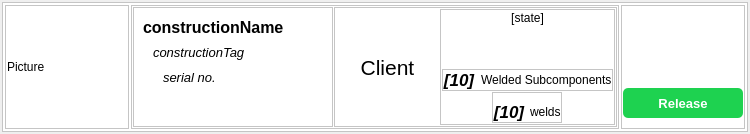
krzysiek-droid/Deki-Desktop-App, file DekiApp_pyqt5/Screens/MainConstructionListItem_UI.ui: the form before one commit.
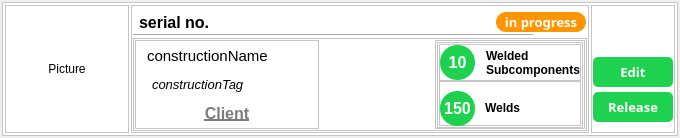
The form after the commit. Icons and pictures are not drawn.

What changed in the file:
```diff
--- a/DekiApp_pyqt5/Screens/MainConstructionListItem_UI.ui
+++ b/DekiApp_pyqt5/Screens/MainConstructionListItem_UI.ui
@@ -6,16 +6,22 @@
    <rect>
     <x>0</x>
     <y>0</y>
-    <width>750</width>
-    <height>134</height>
+    <width>680</width>
+    <height>138</height>
    </rect>
   </property>
   <property name="sizePolicy">
-   <sizepolicy hsizetype="MinimumExpanding" vsizetype="Preferred">
+   <sizepolicy hsizetype="Minimum" vsizetype="Minimum">
     <horstretch>0</horstretch>
     <verstretch>0</verstretch>
    </sizepolicy>
   </property>
+  <property name="minimumSize">
+   <size>
+    <width>680</width>
+    <height>135</height>
+   </size>
+  </property>
   <property name="windowTitle">
    <string>Form</string>
   </property>
@@ -113,9 +119,160 @@
            <property name="text">
             <string>Picture</string>
            </property>
+           <property name="alignment">
+            <set>Qt::AlignCenter</set>
+           </property>
           </widget>
          </item>
         </layout>
+       </widget>
+      </item>
+      <item>
+       <widget class="QFrame" name="frame_10">
+        <property name="minimumSize">
+         <size>
+          <width>300</width>
+          <height>0</height>
+         </size>
+        </property>
+        <property name="frameShape">
+         <enum>QFrame::StyledPanel</enum>
+        </property>
+        <property name="frameShadow">
+         <enum>QFrame::Raised</enum>
+        </property>
+        <layout class="QVBoxLayout" name="verticalLayout_5">
+         <property name="spacing">
+          <number>1</number>
+         </property>
+         <property name="leftMargin">
+          <number>1</number>
+         </property>
+         <property name="topMargin">
+          <number>1</number>
+         </property>
+         <property name="rightMargin">
+          <number>1</number>
+         </property>
+         <property name="bottomMargin">
+          <number>1</number>
+         </property>
+         <item>
+          <widget class="QFrame" name="frame_11">
+           <property name="frameShape">
+            <enum>QFrame::NoFrame</enum>
+           </property>
+           <property name="frameShadow">
+            <enum>QFrame::Plain</enum>
+           </property>
+           <property name="lineWidth">
+            <number>1</number>
+           </property>
+           <property name="midLineWidth">
+            <number>0</number>
+           </property>
+           <layout class="QHBoxLayout" name="horizontalLayout_7">
+            <property name="leftMargin">
+             <number>1</number>
+            </property>
+            <property name="topMargin">
+             <number>5</number>
+            </property>
+            <property name="rightMargin">
+             <number>1</number>
+            </property>
+            <property name="bottomMargin">
+             <number>1</number>
+            </property>
+            <item>
+             <widget class="QLabel" name="seriesSize">
+              <property name="minimumSize">
+               <size>
+                <width>180</width>
+                <height>20</height>
+               </size>
+              </property>
+              <property name="font">
+               <font>
+                <family>MS Shell Dlg 2</family>
+                <pointsize>12</pointsize>
+                <weight>75</weight>
+                <italic>false</italic>
+                <bold>true</bold>
+               </font>
+              </property>
+              <property name="styleSheet">
+               <string notr="true">font: 75 bold 12pt &quot;MS Shell Dlg 2&quot;;</string>
+              </property>
+              <property name="text">
+               <string>serial no.</string>
+              </property>
+              <property name="indent">
+               <number>5</number>
+              </property>
+             </widget>
+            </item>
+            <item alignment="Qt::AlignRight">
+             <widget class="QLabel" name="stateLbl">
+              <property name="sizePolicy">
+               <sizepolicy hsizetype="Minimum" vsizetype="Preferred">
+                <horstretch>0</horstretch>
+                <verstretch>0</verstretch>
+               </sizepolicy>
+              </property>
+              <property name="minimumSize">
+               <size>
+                <width>90</width>
+                <height>0</height>
+               </size>
+              </property>
+              <property name="font">
+               <font>
+                <family>Microsoft YaHei</family>
+                <pointsize>10</pointsize>
+                <weight>75</weight>
+                <bold>true</bold>
+               </font>
+              </property>
+              <property name="styleSheet">
+               <string notr="true">border-radius: 10px;
+background-color: rgb(255, 150, 0);
+color: rgb(255, 255, 255);</string>
+              </property>
+              <property name="text">
+               <string>in progress</string>
+              </property>
+              <property name="alignment">
+               <set>Qt::AlignCenter</set>
+              </property>
+              <property name="indent">
+               <number>0</number>
+              </property>
+             </widget>
+            </item>
+           </layout>
+          </widget>
+         </item>
+         <item>
+          <widget class="Line" name="nameLine">
+           <property name="maximumSize">
+            <size>
+             <width>400</width>
+             <height>16777215</height>
+            </size>
+           </property>
+           <property name="styleSheet">
+            <string notr="true">color: rgb(30, 210, 80);</string>
+           </property>
+           <property name="frameShadow">
+            <enum>QFrame::Sunken</enum>
+           </property>
+           <property name="lineWidth">
+            <number>1</number>
+           </property>
+           <property name="orientation">
+            <enum>Qt::Horizontal</enum>
+           </property>
        </widget>
       </item>
       <item>
@@ -158,12 +315,24 @@
            </property>
            <layout class="QVBoxLayout" name="verticalLayout_2">
             <property name="spacing">
-             <number>5</number>
+                <number>1</number>
+               </property>
+               <property name="leftMargin">
+                <number>1</number>
+               </property>
+               <property name="topMargin">
+                <number>1</number>
+               </property>
+               <property name="rightMargin">
+                <number>1</number>
+               </property>
+               <property name="bottomMargin">
+                <number>1</number>
             </property>
             <item>
              <widget class="QLabel" name="constructionName">
               <property name="sizePolicy">
-               <sizepolicy hsizetype="Preferred" vsizetype="Preferred">
+                  <sizepolicy hsizetype="Expanding" vsizetype="Preferred">
                 <horstretch>0</horstretch>
                 <verstretch>0</verstretch>
                </sizepolicy>
@@ -176,14 +345,17 @@
               </property>
               <property name="font">
                <font>
-                <pointsize>12</pointsize>
-                <weight>75</weight>
-                <bold>true</bold>
+                   <pointsize>11</pointsize>
+                   <weight>50</weight>
+                   <bold>false</bold>
                </font>
               </property>
               <property name="text">
                <string>constructionName</string>
               </property>
+                 <property name="indent">
+                  <number>10</number>
+                 </property>
              </widget>
             </item>
             <item>
@@ -204,93 +376,83 @@
                <string>constructionTag</string>
               </property>
               <property name="indent">
-               <number>10</number>
+                  <number>15</number>
               </property>
              </widget>
             </item>
-            <item>
-             <widget class="QLabel" name="seriesSize">
-              <property name="minimumSize">
-               <size>
-                <width>180</width>
-                <height>20</height>
-               </size>
-              </property>
-              <property name="font">
-               <font>
-                <pointsize>10</pointsize>
-                <italic>true</italic>
-               </font>
-              </property>
-              <property name="text">
-               <string>serial no.</string>
-              </property>
-              <property name="indent">
-               <number>20</number>
-              </property>
-             </widget>
-            </item>
-            <item>
-             <spacer name="verticalSpacer_2">
-              <property name="orientation">
-               <enum>Qt::Vertical</enum>
-              </property>
-              <property name="sizeHint" stdset="0">
-               <size>
-                <width>20</width>
-                <height>40</height>
-               </size>
-              </property>
-             </spacer>
-            </item>
-           </layout>
-          </widget>
-         </item>
-         <item>
-          <widget class="QFrame" name="frame_5">
-           <property name="sizePolicy">
-            <sizepolicy hsizetype="Expanding" vsizetype="Preferred">
-             <horstretch>0</horstretch>
-             <verstretch>0</verstretch>
-            </sizepolicy>
-           </property>
-           <property name="frameShape">
-            <enum>QFrame::StyledPanel</enum>
-           </property>
-           <property name="frameShadow">
-            <enum>QFrame::Raised</enum>
-           </property>
-           <layout class="QHBoxLayout" name="horizontalLayout_4">
-            <property name="spacing">
-             <number>20</number>
-            </property>
-            <property name="leftMargin">
-             <number>20</number>
-            </property>
-            <property name="topMargin">
-             <number>1</number>
-            </property>
-            <property name="rightMargin">
-             <number>1</number>
-            </property>
-            <property name="bottomMargin">
-             <number>1</number>
-            </property>
             <item>
              <widget class="QLabel" name="clientLbl">
               <property name="font">
                <font>
-                <pointsize>16</pointsize>
-               </font>
-              </property>
+                   <pointsize>12</pointsize>
+                   <weight>75</weight>
+                   <bold>true</bold>
+                   <underline>true</underline>
+                  </font>
+                 </property>
+                 <property name="styleSheet">
+                  <string notr="true">color: rgb(125, 125, 125);</string>
+                 </property>
               <property name="text">
                <string>Client</string>
               </property>
+                 <property name="textFormat">
+                  <enum>Qt::AutoText</enum>
+                 </property>
               <property name="alignment">
                <set>Qt::AlignCenter</set>
               </property>
-             </widget>
-            </item>
+                 <property name="indent">
+                  <number>5</number>
+                 </property>
+                </widget>
+               </item>
+              </layout>
+             </widget>
+            </item>
+            <item>
+             <spacer name="horizontalSpacer">
+              <property name="orientation">
+               <enum>Qt::Horizontal</enum>
+              </property>
+              <property name="sizeHint" stdset="0">
+               <size>
+                <width>40</width>
+                <height>20</height>
+               </size>
+              </property>
+             </spacer>
+            </item>
+            <item>
+             <widget class="QFrame" name="frame_5">
+              <property name="sizePolicy">
+               <sizepolicy hsizetype="Expanding" vsizetype="Expanding">
+                <horstretch>0</horstretch>
+                <verstretch>0</verstretch>
+               </sizepolicy>
+              </property>
+              <property name="frameShape">
+               <enum>QFrame::StyledPanel</enum>
+              </property>
+              <property name="frameShadow">
+               <enum>QFrame::Raised</enum>
+              </property>
+              <layout class="QHBoxLayout" name="horizontalLayout_4">
+               <property name="spacing">
+                <number>20</number>
+               </property>
+               <property name="leftMargin">
+                <number>1</number>
+               </property>
+               <property name="topMargin">
+                <number>1</number>
+               </property>
+               <property name="rightMargin">
+                <number>1</number>
+               </property>
+               <property name="bottomMargin">
+                <number>0</number>
+               </property>
             <item>
              <widget class="QFrame" name="frame_6">
               <property name="frameShape">
@@ -301,7 +463,7 @@
               </property>
               <layout class="QVBoxLayout" name="verticalLayout_4">
                <property name="spacing">
-                <number>1</number>
+                   <number>0</number>
                </property>
                <property name="leftMargin">
                 <number>1</number>
@@ -316,32 +478,6 @@
                 <number>1</number>
                </property>
                <item>
-                <widget class="QLabel" name="stateLbl">
-                 <property name="styleSheet">
-                  <string notr="true"/>
-                 </property>
-                 <property name="text">
-                  <string>[state]</string>
-                 </property>
-                 <property name="alignment">
-                  <set>Qt::AlignCenter</set>
-                 </property>
-                </widget>
-               </item>
-               <item>
-                <spacer name="verticalSpacer">
-                 <property name="orientation">
-                  <enum>Qt::Vertical</enum>
-                 </property>
-                 <property name="sizeHint" stdset="0">
-                  <size>
-                   <width>20</width>
-                   <height>38</height>
-                  </size>
-                 </property>
-                </spacer>
-               </item>
-               <item alignment="Qt::AlignHCenter">
                 <widget class="QFrame" name="frame_8">
                  <property name="frameShape">
                   <enum>QFrame::StyledPanel</enum>
@@ -373,16 +509,36 @@
                       <verstretch>0</verstretch>
                      </sizepolicy>
                     </property>
+                       <property name="minimumSize">
+                        <size>
+                         <width>35</width>
+                         <height>35</height>
+                        </size>
+                       </property>
+                       <property name="sizeIncrement">
+                        <size>
+                         <width>0</width>
+                         <height>0</height>
+                        </size>
+                       </property>
                     <property name="font">
                      <font>
-                      <pointsize>13</pointsize>
+                         <pointsize>12</pointsize>
                       <weight>75</weight>
-                      <italic>true</italic>
+                         <italic>false</italic>
                       <bold>true</bold>
                      </font>
                     </property>
+                       <property name="styleSheet">
+                        <string notr="true">border-radius: 17px;
+background-color: rgb(30, 210, 80);
+color: rgb(255, 255, 255);</string>
+                       </property>
                     <property name="text">
-                     <string>[10]</string>
+                        <string>10</string>
+                       </property>
+                       <property name="scaledContents">
+                        <bool>true</bool>
                     </property>
                     <property name="alignment">
                      <set>Qt::AlignCenter</set>
@@ -400,23 +556,24 @@
                     <property name="font">
                      <font>
                       <pointsize>9</pointsize>
-                      <weight>50</weight>
+                         <weight>75</weight>
                       <italic>false</italic>
-                      <bold>false</bold>
+                         <bold>true</bold>
                      </font>
                     </property>
                     <property name="text">
-                     <string>Welded Subcomponents</string>
+                        <string>Welded 
+Subcomponents</string>
                     </property>
                     <property name="indent">
-                     <number>0</number>
+                        <number>5</number>
                     </property>
                    </widget>
                   </item>
                  </layout>
                 </widget>
                </item>
-               <item alignment="Qt::AlignHCenter">
+                  <item>
                 <widget class="QFrame" name="frame_9">
                  <property name="frameShape">
                   <enum>QFrame::StyledPanel</enum>
@@ -439,16 +596,36 @@
                   </property>
                   <item>
                    <widget class="QLabel" name="weldsAmountLbl">
+                       <property name="sizePolicy">
+                        <sizepolicy hsizetype="Fixed" vsizetype="Preferred">
+                         <horstretch>0</horstretch>
+                         <verstretch>0</verstretch>
+                        </sizepolicy>
+                       </property>
+                       <property name="minimumSize">
+                        <size>
+                         <width>35</width>
+                         <height>35</height>
+                        </size>
+                       </property>
                     <property name="font">
                      <font>
-                      <pointsize>13</pointsize>
+                         <pointsize>12</pointsize>
                       <weight>75</weight>
-                      <italic>true</italic>
+                         <italic>false</italic>
                       <bold>true</bold>
                      </font>
                     </property>
+                       <property name="styleSheet">
+                        <string notr="true">border-radius: 17px;
+background-color: rgb(30, 210, 80);
+color: rgb(255, 255, 255);</string>
+                       </property>
                     <property name="text">
-                     <string>[10]</string>
+                        <string>150</string>
+                       </property>
+                       <property name="scaledContents">
+                        <bool>true</bool>
                     </property>
                     <property name="alignment">
                      <set>Qt::AlignCenter</set>
@@ -466,17 +643,20 @@
                     <property name="font">
                      <font>
                       <pointsize>9</pointsize>
-                      <weight>50</weight>
+                         <weight>75</weight>
                       <italic>false</italic>
-                      <bold>false</bold>
+                         <bold>true</bold>
                      </font>
                     </property>
                     <property name="text">
-                     <string>welds</string>
+                        <string>Welds</string>
                     </property>
                     <property name="indent">
-                     <number>0</number>
-                    </property>
+                        <number>5</number>
+                       </property>
+                      </widget>
+                     </item>
+                    </layout>
                    </widget>
                   </item>
                  </layout>
@@ -501,7 +681,7 @@
         </property>
         <layout class="QVBoxLayout" name="verticalLayout_3">
          <property name="spacing">
-          <number>1</number>
+          <number>5</number>
          </property>
          <property name="leftMargin">
           <number>1</number>
@@ -538,6 +718,31 @@
            </property>
           </spacer>
          </item>
+         <item>
+          <widget class="QPushButton" name="pushButton">
+           <property name="minimumSize">
+            <size>
+             <width>80</width>
+             <height>30</height>
+            </size>
+           </property>
+           <property name="font">
+            <font>
+             <family>Microsoft YaHei</family>
+             <pointsize>10</pointsize>
+             <weight>75</weight>
+             <bold>true</bold>
+            </font>
+           </property>
+           <property name="text">
+            <string>Edit</string>
+           </property>
+           <property name="icon">
+            <iconset resource="../resources.qrc">
+             <normaloff>:/Icons/Icons/edit.svg</normaloff>:/Icons/Icons/edit.svg</iconset>
+           </property>
+          </widget>
+         </item>
          <item>
           <widget class="QPushButton" name="releaseConstructionBtn">
            <property name="sizePolicy">
@@ -548,12 +753,13 @@
            </property>
            <property name="minimumSize">
             <size>
-             <width>120</width>
+             <width>80</width>
              <height>30</height>
             </size>
            </property>
            <property name="font">
             <font>
+             <family>Microsoft YaHei</family>
              <pointsize>10</pointsize>
              <weight>75</weight>
              <bold>true</bold>
```
Left out of the diff: 14 changed lines with no effect on the pictures. Lines whose indentation alone changed are shown as unchanged.
